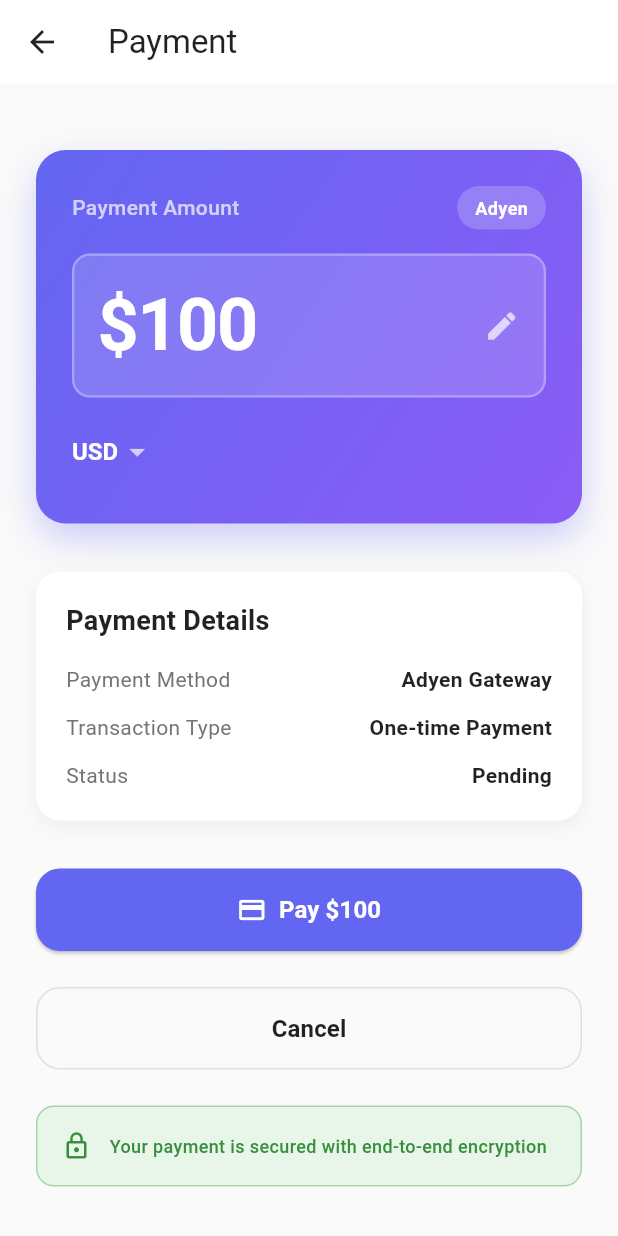
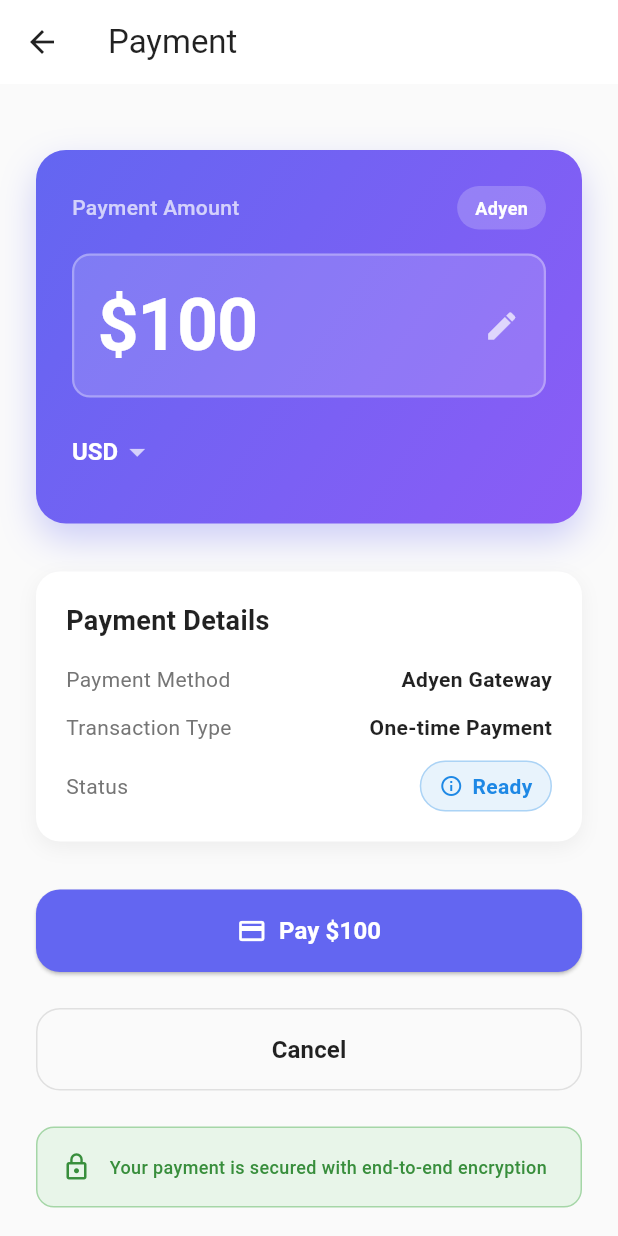
Before and after one commit to Anuji-weragoda/Kotlin_Development_MVVM, a Flutter app: the PaymentPage screen opened directly, on a phone screen of 412 x 824 dp. Run offline on Flutter 3.47's test engine with Material 3 defaults, Android fonts, the phone set to English and light mode, and no system bars; our stand-ins replace bloc, equatable, flutter_bloc, get_it.

Commit message:
added card payment drop in ui

```diff
--- a/flutter_module/lib/features/payment/presentation/pages/payment_page.dart
+++ b/flutter_module/lib/features/payment/presentation/pages/payment_page.dart
@@ -188,9 +188,55 @@ class _PaymentPageState extends State<PaymentPage> {
           const SizedBox(height: 12),
           _buildDetailRow('Transaction Type', 'One-time Payment'),
           const SizedBox(height: 12),
-          _buildDetailRow('Status', _getStatusText(state)),
+          _buildStatusRow(state),
         ],
       ),
+    );
+  }
+
+  Widget _buildStatusRow(PaymentState state) {
+    final statusText = _getStatusText(state);
+    Color statusColor;
+    IconData statusIcon;
+
+    if (state is PaymentSuccess) {
+      statusColor = Colors.green[600]!;
+      statusIcon = Icons.check_circle;
+    } else if (state is PaymentFailure) {
+      statusColor = Colors.red[600]!;
+      statusIcon = Icons.error;
+    } else if (state is PaymentLoading) {
+      statusColor = Colors.orange[600]!;
+      statusIcon = Icons.hourglass_empty;
+    } else {
+      statusColor = Colors.blue[600]!;
+      statusIcon = Icons.info_outline;
+    }
+
+    return Row(
+      mainAxisAlignment: MainAxisAlignment.spaceBetween,
+      children: [
+        Text('Status', style: TextStyle(color: Colors.grey[600], fontSize: 14)),
+        Container(
+          padding: const EdgeInsets.symmetric(horizontal: 12, vertical: 6),
+          decoration: BoxDecoration(
+            color: statusColor.withOpacity(0.1),
+            borderRadius: BorderRadius.circular(20),
+            border: Border.all(color: statusColor.withOpacity(0.3)),
+          ),
+          child: Row(
+            mainAxisSize: MainAxisSize.min,
+            children: [
+              Icon(statusIcon, size: 16, color: statusColor),
+              const SizedBox(width: 6),
+              Text(
+                statusText,
+                style: TextStyle(color: statusColor, fontSize: 14, fontWeight: FontWeight.w600),
+              ),
+            ],
+          ),
+        ),
+      ],
     );
   }
 
@@ -298,9 +344,9 @@ class _PaymentPageState extends State<PaymentPage> {
 
   String _getStatusText(PaymentState state) {
     if (state is PaymentLoading) return 'Processing...';
-    if (state is PaymentSuccess) return 'Success';
+    if (state is PaymentSuccess) return 'Succeeded';
     if (state is PaymentFailure) return 'Failed';
-    return 'Pending';
+    return 'Ready';
   }
 
   void _showSuccessDialog(String message) {
```
Also changed, not shown: 3 other files.
